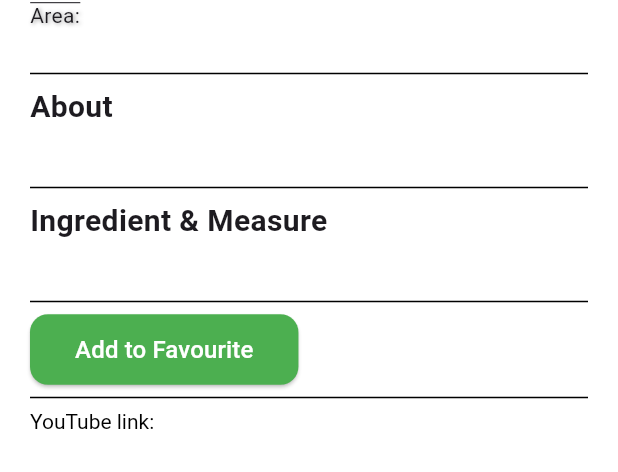
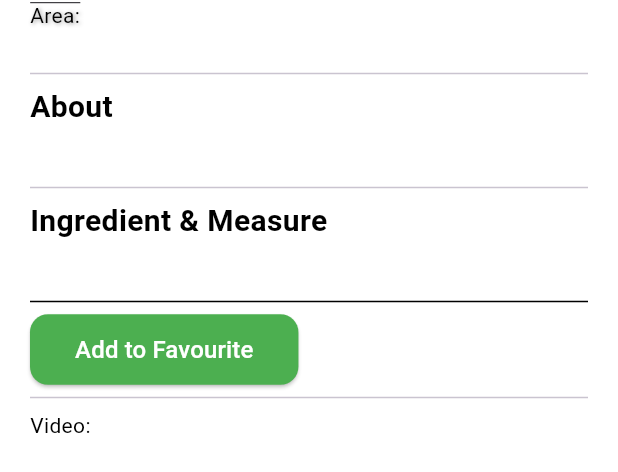
Before and after one commit to Siranosian99/prepPal, a Flutter app: the ContainerDetailed widget shown alone on an empty page, opened directly with empty values, on a phone screen of 412 x 824 dp. Shown: the top 472 px of the screen. Run offline on Flutter 3.47's test engine with Material 3 defaults, Android fonts, the phone set to English and light mode, and no system bars; our stand-ins replace bloc, dio, flutter_bloc, font_awesome_flutter, go_router, google_fonts and 1 more; network calls fail.

Commit message:
working on themes

```diff
--- a/lib/presentation/screens/home_screen.dart
+++ b/lib/presentation/screens/home_screen.dart
@@ -68,6 +68,7 @@ class _HomeScreenState extends State<HomeScreen>
   @override
   void dispose() {
     _pageController.dispose();
+    _animationController.dispose();
     super.dispose();
   }
 
--- a/lib/presentation/widgets/container_detailed.dart
+++ b/lib/presentation/widgets/container_detailed.dart
@@ -1,6 +1,7 @@
 import 'package:flutter/gestures.dart';
 import 'package:flutter/material.dart';
 import 'package:preppal/utilites/url_open.dart';
+import 'package:url_launcher/url_launcher.dart';
 
 import '../../consts/texts.dart';
 
@@ -10,6 +11,7 @@ class ContainerDetailed extends StatelessWidget with urlLunch {
   String country;
   String ingredinet;
   String link;
+
   ContainerDetailed({
     super.key,
     required this.about,
@@ -18,7 +20,6 @@ class ContainerDetailed extends StatelessWidget with urlLunch {
     required this.ingredinet,
     required this.link,
   });
-
 
   @override
   Widget build(BuildContext context) {
@@ -31,53 +32,64 @@ class ContainerDetailed extends StatelessWidget with urlLunch {
             topRight: Radius.circular(20),
             topLeft: Radius.circular(20),
           ),
-          color: Colors.white,
         ),
         width: double.infinity,
-        height:665,
+        height: 665,
         child: SingleChildScrollView(
           child: Column(
             crossAxisAlignment: CrossAxisAlignment.start,
             children: [
-              Text("Area:$country",style:TextStyle(
-                decoration:TextDecoration.overline,
-                backgroundColor:Colors.white,
+              Text(
+                "Area:$country",
+                style: TextStyle(
+                  decoration: TextDecoration.overline,
                   shadows: [
-                  Shadow(color:Colors.grey,blurRadius: 3,offset:Offset(1,1))
-                ]
-              ),),
-              Text(tags,style:TextStyle(
-                  decoration:TextDecoration.overline,
-                  backgroundColor:Colors.white,
+                    Shadow(
+                      color: Colors.grey,
+                      blurRadius: 3,
+                      offset: Offset(1, 1),
+                    ),
+                  ],
+                ),
+              ),
+              Text(
+                tags,
+                style: TextStyle(
+                  decoration: TextDecoration.overline,
                   shadows: [
-                    Shadow(color:Colors.grey,blurRadius: 3,offset:Offset(1,1))
-                  ]
-              )),
-              Divider(color:Colors.black,),
-             Text(textAlign: TextAlign.start,
-               AppTexts.about,style:TextStyle(
-                 fontSize:20,
-                 fontWeight: FontWeight.bold
-             ),),
-              SizedBox(height: 10,),
-              Text(textAlign: TextAlign.start,
-                about,style:TextStyle(
-                    fontSize:15,
-                    fontWeight: FontWeight.w400
-                ),),
-              Divider(color:Colors.black,),
-              Text(textAlign: TextAlign.start,
-                AppTexts.ingredients,style:TextStyle(
-                    fontSize:20,
-                    fontWeight: FontWeight.bold
-                ),),
-              SizedBox(height: 10,),
-              Text(textAlign: TextAlign.start,
-                ingredinet,style:TextStyle(
-                    fontSize:15,
-                    fontWeight: FontWeight.w400
-                ),),
-              Divider(color:Colors.black,),
+                    Shadow(
+                      color: Colors.grey,
+                      blurRadius: 3,
+                      offset: Offset(1, 1),
+                    ),
+                  ],
+                ),
+              ),
+              Divider(),
+              Text(
+                textAlign: TextAlign.start,
+                AppTexts.about,
+                style: TextStyle(fontSize: 20, fontWeight: FontWeight.bold),
+              ),
+              SizedBox(height: 10),
+              Text(
+                textAlign: TextAlign.start,
+                about,
+                style: TextStyle(fontSize: 15, fontWeight: FontWeight.w400),
+              ),
+              Divider(),
+              Text(
+                textAlign: TextAlign.start,
+                AppTexts.ingredients,
+                style: TextStyle(fontSize: 20, fontWeight: FontWeight.bold),
+              ),
+              SizedBox(height: 10),
+              Text(
+                textAlign: TextAlign.start,
+                ingredinet,
+                style: TextStyle(fontSize: 15, fontWeight: FontWeight.w400),
+              ),
+              Divider(color: Colors.black),
               ElevatedButton(
                 onPressed: () {
                   // Add your logic here
@@ -85,7 +97,10 @@ class ContainerDetailed extends StatelessWidget with urlLunch {
                 style: ElevatedButton.styleFrom(
                   backgroundColor: Colors.green, // background color
                   foregroundColor: Colors.white, // text color
-                  padding: const EdgeInsets.symmetric(horizontal: 30, vertical: 12),
+                  padding: const EdgeInsets.symmetric(
+                    horizontal: 30,
+                    vertical: 12,
+                  ),
                   shape: RoundedRectangleBorder(
                     borderRadius: BorderRadius.circular(12),
                   ),
@@ -95,26 +110,30 @@ class ContainerDetailed extends StatelessWidget with urlLunch {
                   style: TextStyle(fontSize: 16),
                 ),
               ),
-              Divider(color:Colors.black,),
-          RichText(
-            text: TextSpan(
-              style: TextStyle(color: Colors.black),
+              Divider(),
+              Row(
+                mainAxisSize: MainAxisSize.max,
                 children: [
-                TextSpan(text: "YouTube link: "),
-                TextSpan(
-                  text: link,
-                  style: TextStyle(
+                  Text("Video:"),
+                  GestureDetector(
+                    onTap:()async{
+                      await launchInBrowser(link);
+                    },
+                    child: Text(
+                      link,
+                      maxLines: 1,
+                      style: const TextStyle(
                         color: Colors.blue,
                         decoration: TextDecoration.underline,
+                        overflow: TextOverflow.ellipsis
                       ),
-                  recognizer: TapGestureRecognizer()..onTap = launchInBrowser(),
+                    ),
+                  ),
+                ],
               ),
             ],
           ),
         ),
-            ],
-          ),
-        )
       ),
     );
   }
--- a/lib/presentation/widgets/settings_items.dart
+++ b/lib/presentation/widgets/settings_items.dart
@@ -3,8 +3,8 @@ import 'package:flutter/material.dart';
 class SettingsItems extends StatelessWidget {
   final String txt;
   final IconData icon;
-  VoidCallback? onTap;
-   SettingsItems({super.key,required this.txt,required this.icon});
+  final VoidCallback onTap;
+   SettingsItems({super.key,required this.txt,required this.icon,required this.onTap});
 
   @override
   Widget build(BuildContext context) {
--- /dev/null
+++ b/lib/theme_provider/theme_data.dart
@@ -0,0 +1,44 @@
+import 'package:flutter/material.dart';
+
+class ThemesData {
+
+  static final lightTheme = ThemeData(
+    brightness: Brightness.light,
+    scaffoldBackgroundColor: Colors.white,
+    primaryColor: Colors.green,
+    iconTheme: IconThemeData(color: Colors.green),
+    textTheme: const TextTheme(
+      bodyLarge: TextStyle(color: Colors.black),
+      bodyMedium: TextStyle(color: Colors.black),
+      titleLarge: TextStyle(color: Colors.black),
+    ),
+    dividerColor:Colors.black,
+    appBarTheme: const AppBarTheme(
+      backgroundColor: Colors.white,
+      iconTheme: IconThemeData(color: Colors.green),
+      titleTextStyle: TextStyle(color: Colors.black, fontSize: 20),
+      elevation: 0,
+    ),
+
+  );
+
+
+  static final darkTheme = ThemeData(
+    brightness: Brightness.dark,
+    scaffoldBackgroundColor: Colors.black,
+    primaryColor: Colors.green,
+    iconTheme: IconThemeData(color: Colors.green),
+    textTheme: const TextTheme(
+      bodyLarge: TextStyle(color: Colors.white),
+      bodyMedium: TextStyle(color: Colors.white),
+      titleLarge: TextStyle(color: Colors.white),
+    ),
+    dividerColor:Colors.white,
+    appBarTheme: const AppBarTheme(
+      backgroundColor: Colors.black,
+      iconTheme: IconThemeData(color: Colors.green),
+      titleTextStyle: TextStyle(color: Colors.white, fontSize: 20),
+      elevation: 0,
+    ),
+  );
+}
--- /dev/null
+++ b/lib/theme_provider/theme_state.dart
@@ -0,0 +1,14 @@
+import 'package:flutter/material.dart';
+
+class ThemeProvider extends ChangeNotifier {
+  ThemeMode themeMode = ThemeMode.light;
+  bool isDark = false;
+
+  ThemeProvider();
+
+  void themeSwitch() {
+    isDark = !isDark;
+    themeMode = isDark ? ThemeMode.dark : ThemeMode.light;
+    notifyListeners();
+  }
+}
--- a/pubspec.yaml
+++ b/pubspec.yaml
@@ -42,6 +42,7 @@ dependencies:
   bloc: ^9.0.0
   lottie: ^3.3.1
   url_launcher: ^6.3.2
+  provider: ^6.1.5
 
 dev_dependencies:
   flutter_test:
```
Also changed, not shown: lib/main.dart (+13 -4 lines), lib/presentation/screens/personel_screen.dart (+32 -21 lines), lib/utilites/url_open.dart (+4 -3 lines), pubspec.lock. Lines whose indentation alone changed are shown as unchanged.
